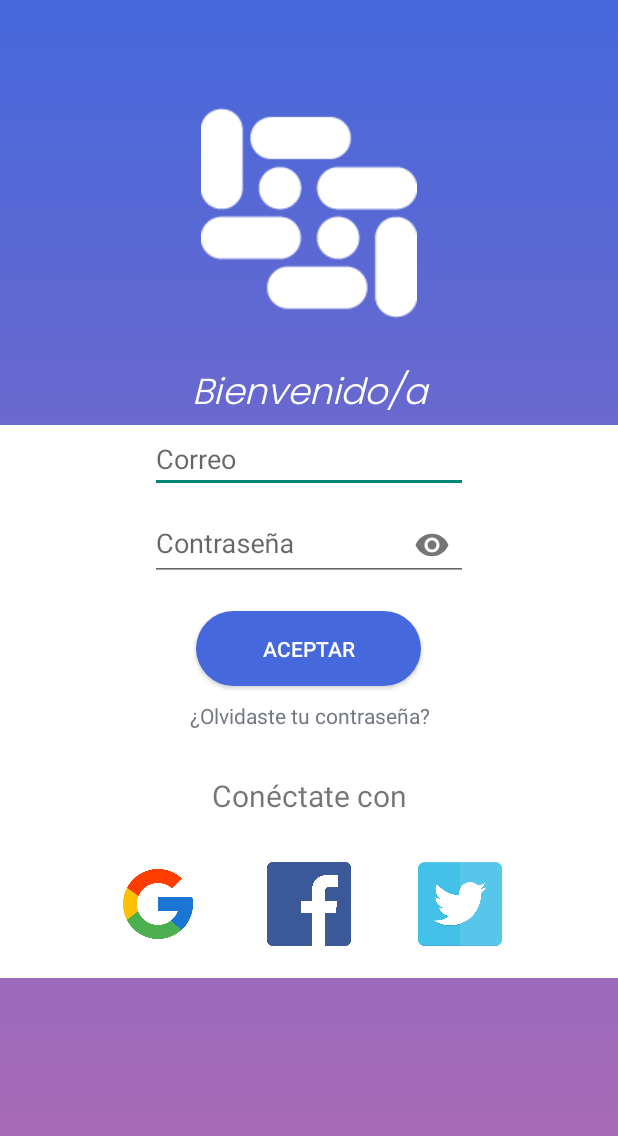
After one commit to julionieblas/Muno, an Android app: the IniciarSesionActivity screen opened directly, with no data from a screen before it, on a phone screen of 412 x 824 dp. The commit adds this screen. Shown: the top 1136 px of the screen. Run offline under Robolectric (Android 15) with nearby library versions, the phone set to English and light mode, and no system bars.

Commit message:
Inicio de sesión

```diff
--- a/app/src/main/AndroidManifest.xml
+++ b/app/src/main/AndroidManifest.xml
@@ -9,6 +9,7 @@
         android:roundIcon="@mipmap/ic_launcher_round"
         android:supportsRtl="true"
         android:theme="@style/Theme.AppCompat.Light.NoActionBar">
+        <activity android:name=".IniciarSesionActivity"></activity>
         <activity android:name=".MainActivity">
             <intent-filter>
                 <action android:name="android.intent.action.MAIN" />
--- /dev/null
+++ b/app/src/main/java/nieblas_masson/julio_jorge/muno/IniciarSesionActivity.kt
@@ -0,0 +1,11 @@
+package nieblas_masson.julio_jorge.muno
+
+import androidx.appcompat.app.AppCompatActivity
+import android.os.Bundle
+
+class IniciarSesionActivity : AppCompatActivity() {
+    override fun onCreate(savedInstanceState: Bundle?) {
+        super.onCreate(savedInstanceState)
+        setContentView(R.layout.activity_iniciar_sesion)
+    }
+}
--- /dev/null
+++ b/app/src/main/res/drawable/degradado_azul_lila.xml
@@ -0,0 +1,11 @@
+<?xml version="1.0" encoding="utf-8"?>
+<selector xmlns:android="http://schemas.android.com/apk/res/android">
+    <item>
+        <shape>
+            <gradient android:angle="270"
+                android:startColor="#4568DC"
+                android:endColor="#B06AB3"
+                android:type="linear"></gradient>
+        </shape>
+    </item>
+</selector>
--- /dev/null
+++ b/app/src/main/res/layout/activity_iniciar_sesion.xml
@@ -0,0 +1,119 @@
+<?xml version="1.0" encoding="utf-8"?>
+<LinearLayout xmlns:android="http://schemas.android.com/apk/res/android"
+    xmlns:app="http://schemas.android.com/apk/res-auto"
+    xmlns:tools="http://schemas.android.com/tools"
+    android:orientation="vertical"
+    android:background="@drawable/degradado_azul_lila"
+    android:layout_width="match_parent"
+    android:layout_height="match_parent"
+    tools:context=".IniciarSesionActivity">
+
+    <ImageView
+        android:layout_width="match_parent"
+        android:layout_height="wrap_content"
+        android:layout_marginTop="70dp"
+        android:src="@drawable/munoiconoxxhdpi" />
+
+    <TextView
+        android:layout_width="match_parent"
+        android:layout_height="wrap_content"
+        android:layout_marginTop="30dp"
+        android:textColor="@color/white"
+        android:textSize="24dp"
+        android:fontFamily="@font/poppinslight"
+        android:textStyle="italic"
+        android:gravity="center"
+        android:text="Bienvenido/a" />
+
+    <LinearLayout
+        android:layout_width="match_parent"
+        android:layout_height="wrap_content"
+        android:background="@color/white"
+        android:orientation="vertical">
+
+        <EditText
+            android:id="@+id/et_iniSesion_correo"
+            android:layout_width="match_parent"
+            android:layout_height="wrap_content"
+            android:layout_marginLeft="100dp"
+            android:layout_marginRight="100dp"
+            android:inputType="textEmailAddress"
+            android:hint="Correo" />
+
+        <com.google.android.material.textfield.TextInputLayout
+            android:layout_width="match_parent"
+            android:layout_height="wrap_content"
+            app:passwordToggleEnabled="true">
+
+            <com.google.android.material.textfield.TextInputEditText
+                android:id="@+id/et_iniSesion_contraseña"
+                android:layout_width="match_parent"
+                android:layout_height="wrap_content"
+                android:layout_marginLeft="100dp"
+                android:layout_marginRight="100dp"
+                android:inputType="textPassword"
+                android:hint="Contraseña">
+            </com.google.android.material.textfield.TextInputEditText>
+
+        </com.google.android.material.textfield.TextInputLayout>
+
+        <Button
+            android:id="@+id/btn_iniSesion_aceptar"
+            android:layout_width="150dp"
+            android:layout_height="50dp"
+            android:layout_marginTop="20dp"
+            android:layout_gravity="center"
+            android:textColor="@color/white"
+            android:background="@drawable/btn_redondo_azul"
+            android:text="Aceptar" />
+
+        <TextView
+            android:id="@+id/tv_iniSesion_olvidarContra"
+            android:layout_width="match_parent"
+            android:layout_height="wrap_content"
+            android:layout_marginTop="10dp"
+            android:textColor="#737784"
+            android:gravity="center"
+            android:text="¿Olvidaste tu contraseña?"/>
+
+        <TextView
+            android:layout_width="match_parent"
+            android:layout_height="wrap_content"
+            android:layout_marginTop="30dp"
+            android:gravity="center"
+            android:textSize="20sp"
+            android:text="Conéctate con"/>
+
+        <LinearLayout
+            android:layout_width="match_parent"
+            android:layout_height="58dp"
+            android:layout_marginTop="30dp"
+            android:layout_marginBottom="20dp"
+            android:gravity="center"
+            android:orientation="horizontal">
+
+            <ImageView
+                android:id="@+id/logo_google"
+                android:layout_width="56dp"
+                android:layout_height="56dp"
+                android:layout_marginRight="20pt"
+                android:src="@drawable/googlelogo" />
+
+            <ImageView
+                android:id="@+id/logo_facebook"
+                android:layout_width="56dp"
+                android:layout_height="56dp"
+                android:layout_marginRight="20pt"
+                android:src="@drawable/facebooklogo" />
+
+            <ImageView
+                android:id="@+id/logo_twitter"
+                android:layout_width="56dp"
+                android:layout_height="56dp"
+                android:src="@drawable/twitterlogo" />
+
+        </LinearLayout>
+
+    </LinearLayout>
+
+</LinearLayout>
--- a/app/src/main/res/layout/activity_main.xml
+++ b/app/src/main/res/layout/activity_main.xml
@@ -31,7 +31,7 @@
             android:text="Hola, \n comencemos"
             android:textColor="@color/white"
             android:textSize="30sp"
-            android:fontFamily="poppinslight"
+            android:fontFamily="@font/poppinslight"
             android:textStyle="italic" />
 
     </LinearLayout>
@@ -40,6 +40,7 @@
         android:layout_width="match_parent"
         android:layout_height="wrap_content"
         android:layout_gravity="center"
+        android:background="@color/white"
         android:layout_marginRight="80dp"
         android:layout_marginLeft="80dp"
         android:orientation="vertical">
@@ -76,9 +77,12 @@
             android:inputType="textPersonName"
             android:hint="Confirmar Contraseña" />
 
+    </LinearLayout>
+
     <LinearLayout
-            android:layout_width="match_parent"
+        android:layout_width="337dp"
         android:layout_height="40dp"
+        android:layout_gravity="center"
         android:orientation="horizontal">
 
         <ListView
@@ -98,8 +102,10 @@
 
     <RadioButton
         android:id="@+id/radioButtonCondiciones"
-            android:layout_width="match_parent"
-            android:layout_height="wrap_content"
+        android:layout_width="236dp"
+        android:layout_height="33dp"
+        android:layout_marginLeft="75dp"
+        android:gravity="center"
         android:text="Acepto los terminos y condiciones" />
 
     <Button
@@ -108,6 +114,7 @@
         android:layout_height="50dp"
         android:layout_marginTop="20dp"
         android:layout_gravity="center"
+        android:textColor="@color/white"
         android:background="@drawable/btn_redondo_azul"
         android:text="Aceptar" />
 
@@ -118,14 +125,6 @@
         android:gravity="center"
         android:text="¿Ya tienes una cuenta?" />
 
-    </LinearLayout>
-
-
-
-
-
-
-
 
 
 </LinearLayout>
```
Also changed, not shown: app/src/main/res/drawable/facebooklogo.png (added), app/src/main/res/drawable/googlelogo.png (added), app/src/main/res/drawable/twitterlogo.png (added). Lines whose indentation alone changed are shown as unchanged.
